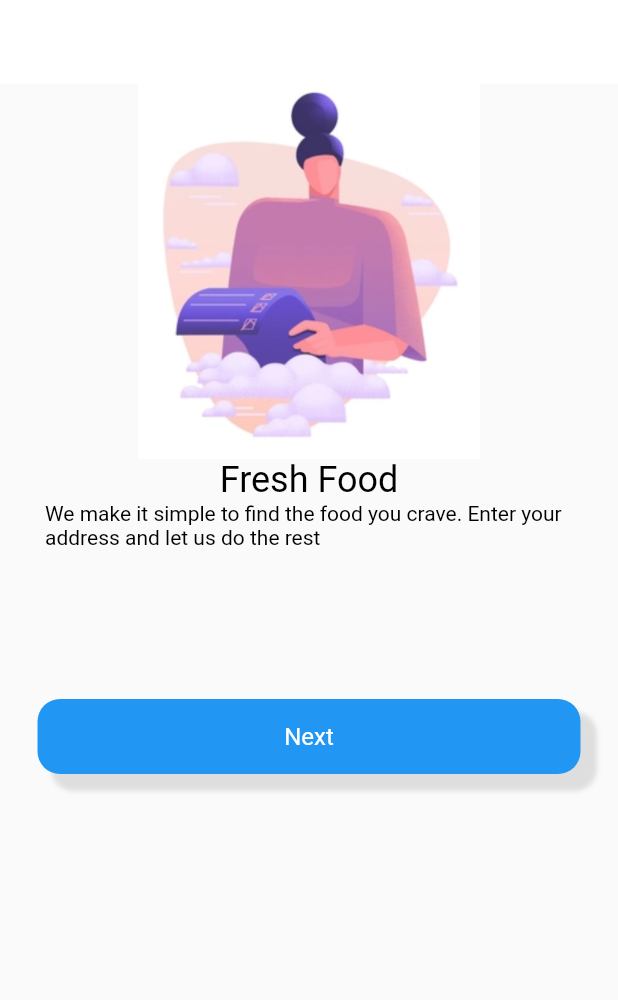
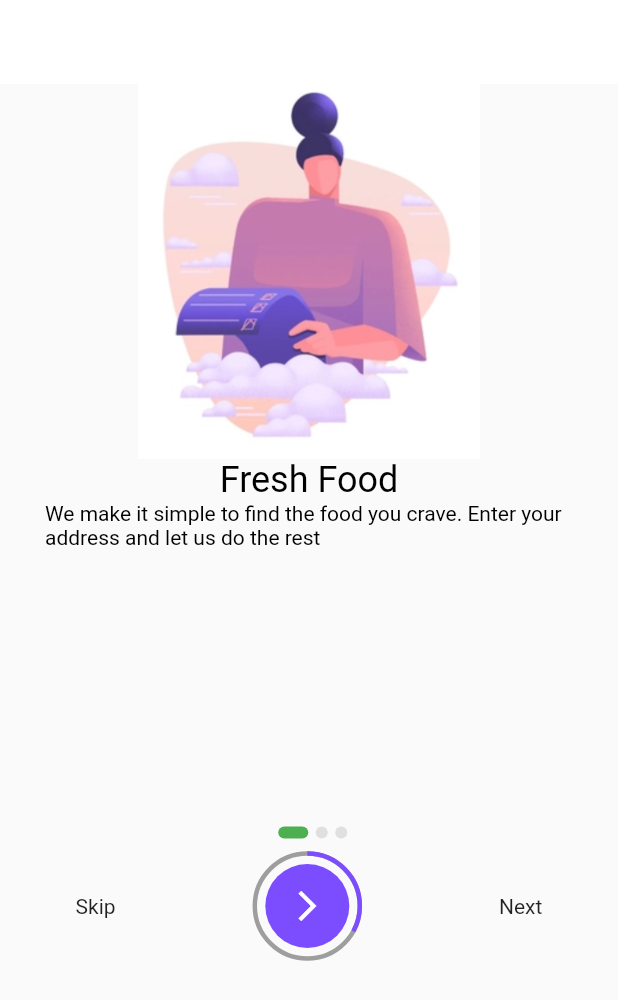
Before and after one commit to SureshPetluri/food_order, a Flutter app: the screen it shows after launch, on a phone screen of 412 x 824 dp. Shown: the top 1000 px of the screen. Run offline on Flutter 3.47's test engine with Material 2 defaults, Android fonts, the phone set to English and light mode, and no system bars; our stand-ins replace geolocator; missing offline and left inert: nominatim_geocoding.

Commit message:
Ui changes in onboard screen

```diff
--- a/lib/view/on_boarding/on_board_screen.dart
+++ b/lib/view/on_boarding/on_board_screen.dart
@@ -1,6 +1,5 @@
 import 'package:flutter/material.dart';
 
-import '../custom_page_view.dart';
 import '../sign_in/sign_in_screen.dart';
 
 class OnBoardScreen extends StatefulWidget {
@@ -12,6 +11,7 @@ class OnBoardScreen extends StatefulWidget {
 
 class _OnBoardScreenState extends State<OnBoardScreen> {
   PageController pageController = PageController(initialPage: 0);
+   int _currPageValue = 0;
 
   @override
   Widget build(BuildContext context) {
@@ -23,6 +23,10 @@ class _OnBoardScreenState extends State<OnBoardScreen> {
       body: PageView(
         controller: pageController,
         onPageChanged: (int index) {
+          _currPageValue = index;
+          setState(() {
+
+          });
           // state.page = index;
         },
         children: [
@@ -80,7 +84,59 @@ class _OnBoardScreenState extends State<OnBoardScreen> {
             style: TextStyle(color: Colors.black),
           ),
         ),
-        GestureDetector(
+        Spacer(),
+        Row(
+          mainAxisAlignment: MainAxisAlignment.center,
+          children: List.generate(
+            3,
+                (index) => InkWell(
+              onTap: () {
+                 _currPageValue = index;
+                pageController.animateToPage(
+                  index,
+                  duration: const Duration(milliseconds: 200),
+                  curve: Curves.ease,
+                );
+                setState(() {});
+              },
+              child: Padding(
+                padding: const EdgeInsets.only(left: 5.0),
+                child: Container(
+                  height: 8,
+                  width: _currPageValue == index ?20:8,
+                  decoration: BoxDecoration(
+                    borderRadius: BorderRadius.circular(6),
+                    //     border: Border.all(
+                    //       color: Colors.black,
+                    //       width: 1, // Specify the width of the border
+                    // ),
+                    color: _currPageValue == index
+                        ? Colors.green
+                        : Colors.grey.shade300,
+                  ),
+                ),
+              ),
+            ),
+          ),
+        ),
+        const SizedBox(
+          height: 10,
+        ),
+        Row(
+          mainAxisAlignment: MainAxisAlignment.spaceAround,
+          children: [
+            InkWell(onTap: () {
+              Navigator.push(
+                  context,
+                  MaterialPageRoute(
+                      builder: (context) => SignInScreen()));
+            }, child: const Padding(
+              padding: EdgeInsets.all(8.0),
+              child: Text("Skip"),
+            )),
+            Align(
+              alignment: Alignment.bottomCenter,
+              child: GestureDetector(
                 onTap: () {
                   if (index < 3) {
                     pageController.animateToPage(
@@ -88,38 +144,64 @@ class _OnBoardScreenState extends State<OnBoardScreen> {
                       duration: const Duration(milliseconds: 1000),
                       curve: Curves.decelerate,
                     );
-
                   } else {
-              Navigator.push(context,
-                  MaterialPageRoute(builder: (context) => SignInScreen()));
+                    Navigator.push(
+                        context,
+                        MaterialPageRoute(
+                            builder: (context) => SignInScreen()));
                   }
                 },
-          child: Container(
-            margin: EdgeInsets.only(top: 100, left: 25, right: 25),
-            // width: 325.w,
-            height: 50,
-            decoration: BoxDecoration(
-                color: Colors.blue,
-                borderRadius: BorderRadius.circular(15),
-                boxShadow: [
-                  BoxShadow(
-                    color: Colors.grey.withOpacity(0.3),
-                    spreadRadius: 1,
-                    blurRadius: 2,
-                    offset: Offset(10, 10),
-                  )
-                ]),
-            child: Center(
-              child: Text(
-                buttonName,
-                style: TextStyle(
+                child: Stack(
+                  alignment: Alignment.center,
+                  children: [
+                    SizedBox(
+                      height: 70,
+                      width: 70,
+                      child: CircularProgressIndicator(
+                        value: index == 1
+                            ? 33 / 100
+                            : index == 2
+                                ? 66 / 100
+                                : 100 / 100,
+                        strokeWidth: 3,
+                        backgroundColor: Colors.grey,
+                        valueColor: AlwaysStoppedAnimation<Color>(
+                            Colors.deepPurpleAccent.shade200),
+                      ),
+                    ),
+                    CircleAvatar(
+                      radius: 28,
+                      backgroundColor: Colors.deepPurpleAccent.shade200,
+                      child: Icon(
+                        Icons.arrow_forward_ios_outlined,
                         color: Colors.white,
-                    fontSize: 16,
-                    fontWeight: FontWeight.normal),
+                      ),
+                    ),
+                  ],
                 ),
               ),
             ),
-        )
+            InkWell(onTap: () {
+              if (index < 3) {
+                pageController.animateToPage(
+                  index,
+                  duration: const Duration(milliseconds: 1000),
+                  curve: Curves.decelerate,
+                );
+              } else {
+                Navigator.push(
+                    context,
+                    MaterialPageRoute(
+                        builder: (context) => SignInScreen()));
+              }
+            }, child:  Padding(
+              padding: const EdgeInsets.all(8.0),
+              child:Text(index == 3 ? "Done" : "Next"),
+            )),
+
+          ],
+        ),
+        Spacer(),
       ],
     );
   }
```
Also changed, not shown: lib/view/custom_widgets/custom_widgets.dart (+7 -5 lines), lib/view/sign_in/sign_in_screen.dart (+11 -3 lines), lib/view/sign_up/sign_up_screen.dart (+91 -0 lines). Lines whose indentation alone changed are shown as unchanged.
